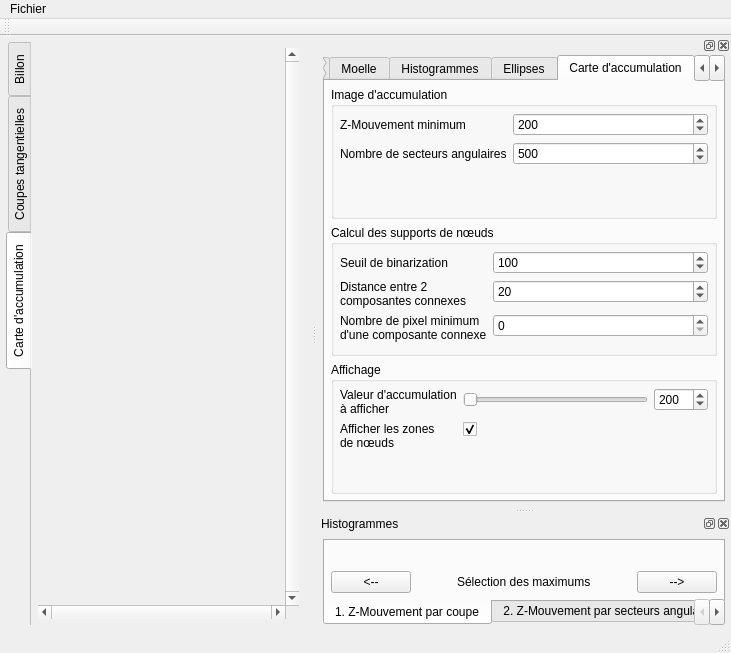
Old version of the form ui/mainwindow.ui in the repository akrah/TKDetection.
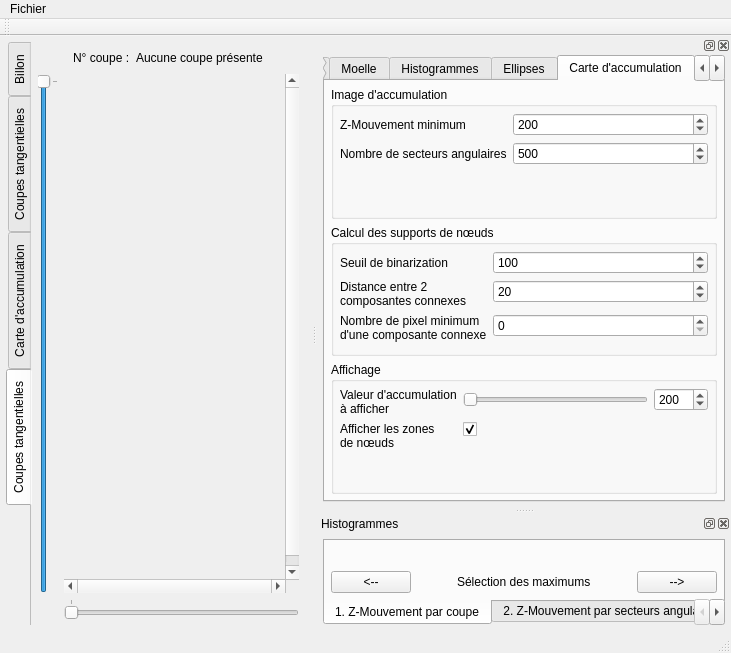
New version of the form. The open tabs and pages were chosen to show the change. Custom widgets are drawn as their Qt base class.

Commit message: - Refactoring of PieChartSingleton as class member - Homogenization of color palet - Tangential view of zMotion map in progress

Diff of the .ui file:
```diff
--- a/ui/mainwindow.ui
+++ b/ui/mainwindow.ui
@@ -21,7 +21,7 @@
        <enum>QTabWidget::West</enum>
       </property>
       <property name="currentIndex">
-       <number>2</number>
+       <number>3</number>
       </property>
       <property name="documentMode">
        <bool>true</bool>
@@ -319,6 +319,122 @@
         </item>
        </layout>
       </widget>
+      <widget class="QWidget" name="tab_8">
+       <attribute name="title">
+        <string>Coupes tangentielles</string>
+       </attribute>
+       <layout class="QVBoxLayout" name="verticalLayout_24">
+        <item>
+         <layout class="QHBoxLayout" name="horizontalLayout_21">
+          <item>
+           <spacer name="horizontalSpacer_7">
+            <property name="orientation">
+             <enum>Qt::Horizontal</enum>
+            </property>
+            <property name="sizeHint" stdset="0">
+             <size>
+              <width>40</width>
+              <height>20</height>
+             </size>
+            </property>
+           </spacer>
+          </item>
+          <item>
+           <widget class="QLabel" name="label_66">
+            <property name="text">
+             <string>N° coupe :</string>
+            </property>
+           </widget>
+          </item>
+          <item>
+           <widget class="QLabel" name="_labelTangentialSliceZMotionMapNumber">
+            <property name="text">
+             <string>Aucune coupe présente</string>
+            </property>
+           </widget>
+          </item>
+          <item>
+           <spacer name="horizontalSpacer_8">
+            <property name="orientation">
+             <enum>Qt::Horizontal</enum>
+            </property>
+            <property name="sizeHint" stdset="0">
+             <size>
+              <width>40</width>
+              <height>20</height>
+             </size>
+            </property>
+           </spacer>
+          </item>
+         </layout>
+        </item>
+        <item>
+         <layout class="QGridLayout" name="gridLayout_5">
+          <item row="0" column="1">
+           <widget class="QScrollArea" name="_scrollTangentialZMotionMapView">
+            <property name="frameShape">
+             <enum>QFrame::NoFrame</enum>
+            </property>
+            <property name="frameShadow">
+             <enum>QFrame::Plain</enum>
+            </property>
+            <property name="lineWidth">
+             <number>0</number>
+            </property>
+            <property name="verticalScrollBarPolicy">
+             <enum>Qt::ScrollBarAlwaysOn</enum>
+            </property>
+            <property name="horizontalScrollBarPolicy">
+             <enum>Qt::ScrollBarAlwaysOn</enum>
+            </property>
+            <property name="widgetResizable">
+             <bool>false</bool>
+            </property>
+            <property name="alignment">
+             <set>Qt::AlignCenter</set>
+            </property>
+            <widget class="QWidget" name="scrollAreaWidgetContents_4">
+             <property name="geometry">
+              <rect>
+               <x>0</x>
+               <y>0</y>
+               <width>217</width>
+               <height>515</height>
+              </rect>
+             </property>
+            </widget>
+           </widget>
+          </item>
+          <item row="0" column="0">
+           <widget class="QSlider" name="_sliderSelectTangentialZMotionMapYSlice">
+            <property name="maximum">
+             <number>0</number>
+            </property>
+            <property name="orientation">
+             <enum>Qt::Vertical</enum>
+            </property>
+            <property name="tickPosition">
+             <enum>QSlider::TicksBelow</enum>
+            </property>
+           </widget>
+          </item>
+          <item row="1" column="1">
+           <widget class="QSlider" name="_sliderSelectTangentialZMotionMapSlice">
+            <property name="maximum">
+             <number>0</number>
+            </property>
+            <property name="orientation">
+             <enum>Qt::Horizontal</enum>
+            </property>
+            <property name="tickPosition">
+             <enum>QSlider::TicksAbove</enum>
+            </property>
+           </widget>
+          </item>
+         </layout>
+        </item>
+       </layout>
+      </widget>
      </widget>
     </item>
    </layout>
```
Left out of the diff: 2 changed lines with no effect on the pictures. The commit also changes 13 other files.
